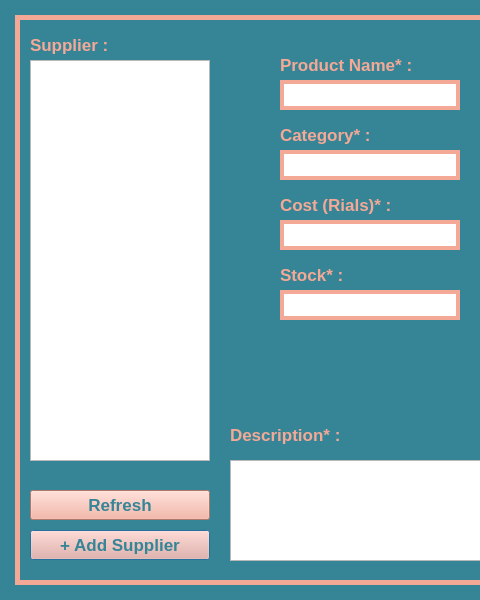
First picture: the form in DB_Shop/new_stock.ui, repository Pooryamn/QT_Shop, before the edit; both pictures show x 0 to 480 and y 0 to 600 of the 1000 by 600 pixel window.
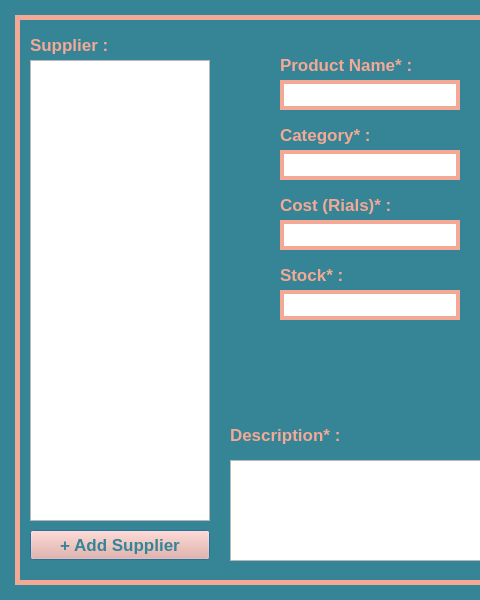
Second picture: the form after the edit.

Commit message: new Supplier in new stock problem solved

The edit to the form file:
```diff
--- a/DB_Shop/new_stock.ui
+++ b/DB_Shop/new_stock.ui
@@ -74,7 +74,7 @@
      <x>30</x>
      <y>60</y>
      <width>180</width>
-     <height>401</height>
+     <height>461</height>
     </rect>
    </property>
    <property name="styleSheet">
@@ -528,30 +528,6 @@
     </rect>
    </property>
   </widget>
-  <widget class="QPushButton" name="btn_refresh">
-   <property name="geometry">
-    <rect>
-     <x>30</x>
-     <y>490</y>
-     <width>180</width>
-     <height>30</height>
-    </rect>
-   </property>
-   <property name="font">
-    <font>
-     <pointsize>13</pointsize>
-     <weight>75</weight>
-     <bold>true</bold>
-    </font>
-   </property>
-   <property name="styleSheet">
-    <string notr="true">background-color: rgb(244, 168, 150);
-color: rgb(53, 133, 151);</string>
-   </property>
-   <property name="text">
-    <string>Refresh</string>
-   </property>
-  </widget>
  </widget>
  <resources/>
  <connections/>
```
The commit also changes 4 other files.
